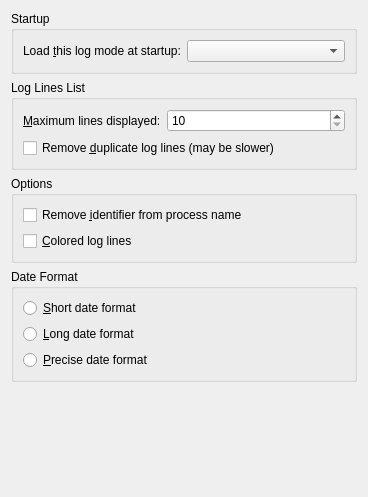
Old version of the form src/generalConfigurationWidgetBase.ui in the repository KDE/ksystemlog.
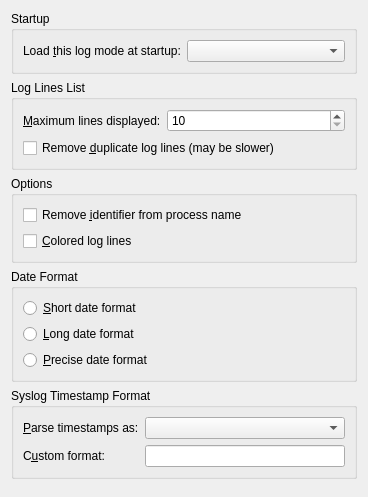
New version of the form.

Commit message: Add support for ISO 8601 date format in syslog parser

```diff
--- a/src/generalConfigurationWidgetBase.ui
+++ b/src/generalConfigurationWidgetBase.ui
@@ -174,6 +174,55 @@
      </layout>
     </widget>
    </item>
+   <item>
+    <widget class="QGroupBox" name="syslogDateFormatGroupbox">
+     <property name="title">
+      <string>Syslog Timestamp Format</string>
+     </property>
+     <layout class="QFormLayout" name="syslogDateFormatLayout">
+      <item row="0" column="0">
+       <widget class="QLabel" name="syslogDateFormatLabel">
+        <property name="text">
+         <string>&amp;Parse timestamps as:</string>
+        </property>
+        <property name="buddy">
+         <cstring>syslogDateFormat</cstring>
+        </property>
+       </widget>
+      </item>
+      <item row="0" column="1">
+       <widget class="QComboBox" name="syslogDateFormat">
+        <property name="toolTip">
+         <string>The format of the timestamp at the beginning of each line of syslog style log files.</string>
+        </property>
+        <property name="whatsThis">
+         <string>Choose the format of the timestamp written at the beginning of each line of syslog style log files (System, Authentication, Daemons, Cron, Postfix...). &lt;i&gt;Automatic&lt;/i&gt; detects ISO 8601 timestamps (such as &lt;i&gt;2026-10-09T23:15:00.123456+09:00&lt;/i&gt;, the default of recent rsyslog versions) and falls back to the traditional format (such as &lt;i&gt;Oct  9 23:15:00&lt;/i&gt;).</string>
+        </property>
+       </widget>
+      </item>
+      <item row="1" column="0">
+       <widget class="QLabel" name="syslogCustomDateFormatLabel">
+        <property name="text">
+         <string>C&amp;ustom format:</string>
+        </property>
+        <property name="buddy">
+         <cstring>syslogCustomDateFormat</cstring>
+        </property>
+       </widget>
+      </item>
+      <item row="1" column="1">
+       <widget class="QLineEdit" name="syslogCustomDateFormat">
+        <property name="toolTip">
+         <string>A Qt date format string, for example &lt;i&gt;yyyy-MM-dd HH:mm:ss&lt;/i&gt; or &lt;i&gt;dd/MMM/yyyy:HH:mm:ss&lt;/i&gt;.</string>
+        </property>
+        <property name="whatsThis">
+         <string>The format used when &lt;i&gt;Custom&lt;/i&gt; is selected, using the QDateTime format syntax (yyyy, MM, MMM, dd, d, HH, mm, ss, zzz, t...). The timestamp is made of as many space separated words as this format. If the format has no year, the current year is used.</string>
+        </property>
+       </widget>
+      </item>
+     </layout>
+    </widget>
+   </item>
    <item>
     <spacer name="bottomSpacer">
      <property name="orientation">
```
The commit also changes 12 other files.
